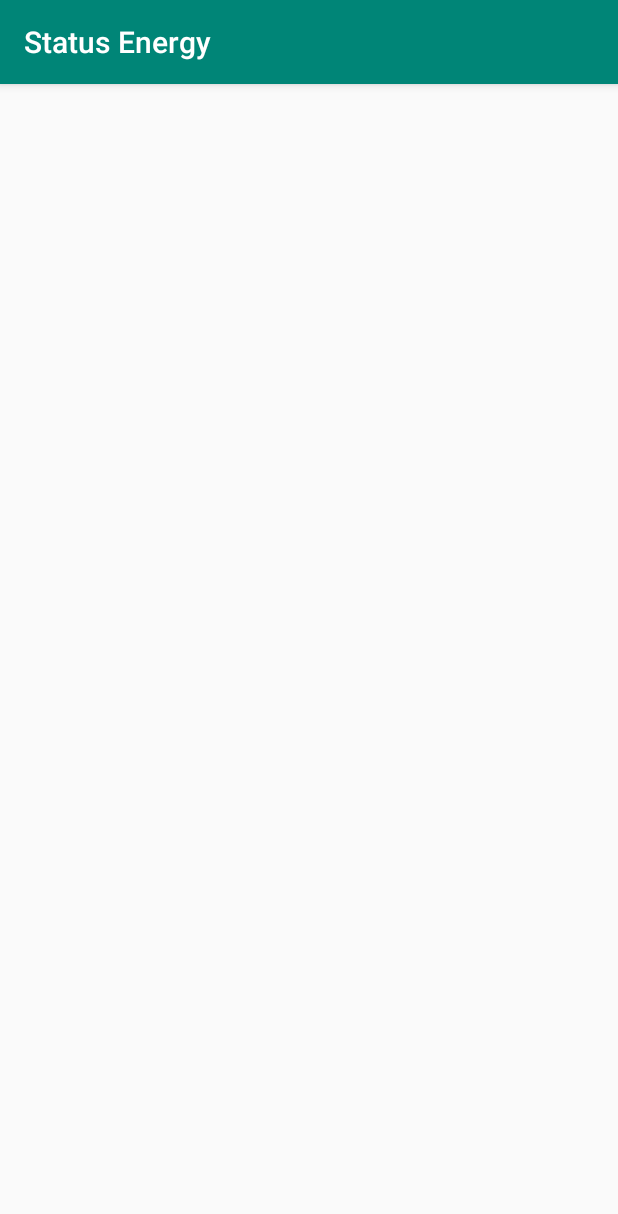
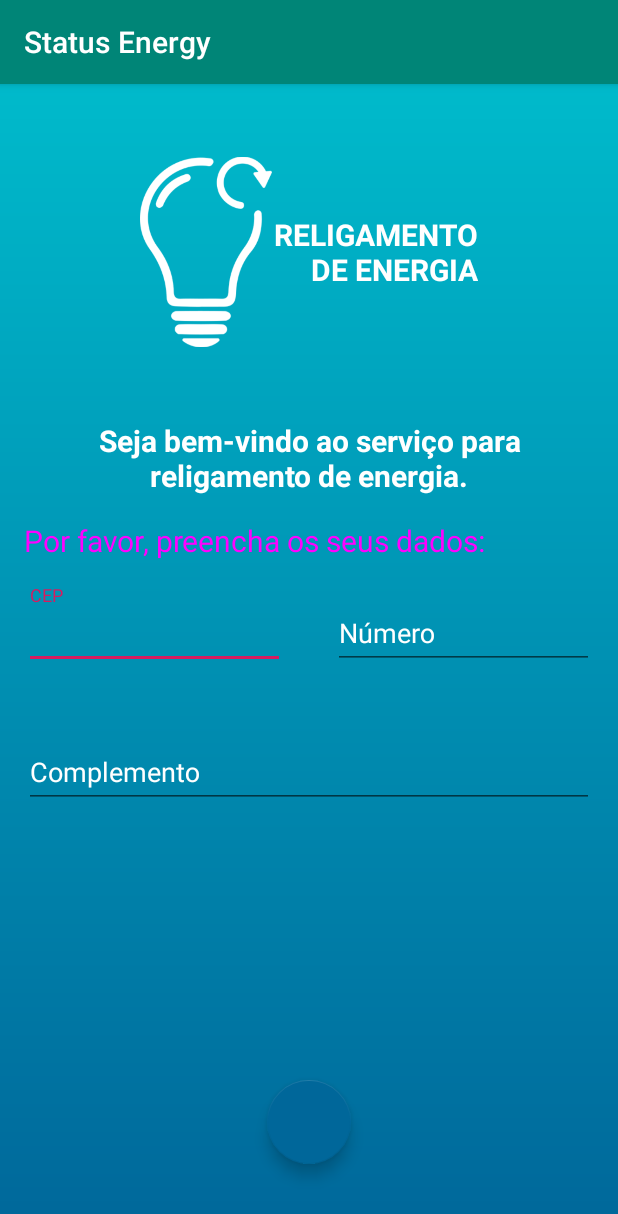
Before and after one commit to analuciacanto/Hackathon-Radix, an Android app: the ReligarActivity screen opened directly, with no data from a screen before it, on a phone screen of 412 x 824 dp. Shown: the top 1214 px of the screen. Run offline under Robolectric (Android 15) with nearby library versions, the phone set to English and light mode, and no system bars.

Commit message:
Melhorando a tela de religamento de energia.

```diff
--- a/StatusEnergy/app/build.gradle
+++ b/StatusEnergy/app/build.gradle
@@ -28,6 +28,7 @@ dependencies {
     implementation 'androidx.appcompat:appcompat:1.0.2'
     implementation 'androidx.core:core-ktx:1.0.2'
     implementation 'androidx.constraintlayout:constraintlayout:1.1.3'
+    implementation 'com.google.android.material:material:1.1.0-alpha07'
     testImplementation 'junit:junit:4.12'
     androidTestImplementation 'androidx.test:runner:1.2.0'
     androidTestImplementation 'androidx.test.espresso:espresso-core:3.2.0'
--- a/StatusEnergy/app/src/main/AndroidManifest.xml
+++ b/StatusEnergy/app/src/main/AndroidManifest.xml
@@ -9,7 +9,8 @@
         android:roundIcon="@mipmap/ic_launcher_round"
         android:supportsRtl="true"
         android:theme="@style/AppTheme">
-        <activity android:name=".TrocarActivity"></activity>
+        <activity android:name=".ResultadoPendenciaActivity"></activity>
+        <activity android:name=".TrocarActivity" />
         <activity android:name=".NovaActivity" />
         <activity android:name=".ReligarActivity" />
         <activity android:name=".MainActivity">
--- a/StatusEnergy/app/src/main/java/com/abs/statusenergy/MainActivity.kt
+++ b/StatusEnergy/app/src/main/java/com/abs/statusenergy/MainActivity.kt
@@ -16,11 +16,11 @@ class MainActivity : AppCompatActivity() {
         }
 
         cvNova.setOnClickListener {
-            startActivity(Intent(this, NovaActivity::class.java))
+            //startActivity(Intent(this, NovaActivity::class.java))
         }
 
         cvTrocar.setOnClickListener {
-            startActivity(Intent(this, TrocarActivity::class.java))
+            //startActivity(Intent(this, TrocarActivity::class.java))
         }
     }
 }
--- a/StatusEnergy/app/src/main/java/com/abs/statusenergy/ReligarActivity.kt
+++ b/StatusEnergy/app/src/main/java/com/abs/statusenergy/ReligarActivity.kt
@@ -1,12 +1,20 @@
 package com.abs.statusenergy
 
+import android.content.Intent
+import android.os.Bundle
 import androidx.appcompat.app.AppCompatActivity
-import android.os.Bundle
+import kotlinx.android.synthetic.main.activity_religar.*
 
 class ReligarActivity : AppCompatActivity() {
 
     override fun onCreate(savedInstanceState: Bundle?) {
         super.onCreate(savedInstanceState)
         setContentView(R.layout.activity_religar)
+
+        btNext.setOnClickListener {
+            if (tietNumber.text.toString().toInt() > 10) {
+                startActivity(Intent(this, ResultadoPendenciaActivity::class.java))
+            }
+        }
     }
 }
--- /dev/null
+++ b/StatusEnergy/app/src/main/java/com/abs/statusenergy/ResultadoPendenciaActivity.kt
@@ -0,0 +1,25 @@
+package com.abs.statusenergy
+
+import android.os.Bundle
+import android.view.MenuItem
+import androidx.appcompat.app.AppCompatActivity
+
+class ResultadoPendenciaActivity : AppCompatActivity() {
+
+    override fun onCreate(savedInstanceState: Bundle?) {
+        super.onCreate(savedInstanceState)
+        setContentView(R.layout.activity_resultado_pendencia)
+
+        supportActionBar?.setDisplayHomeAsUpEnabled(true)
+    }
+
+    override fun onOptionsItemSelected(item: MenuItem?): Boolean {
+        when (item?.itemId) {
+            android.R.id.home -> {
+                onBackPressed()
+                return true
+            }
+        }
+        return super.onOptionsItemSelected(item)
+    }
+}
--- /dev/null
+++ b/StatusEnergy/app/src/main/res/drawable/gradient.xml
@@ -0,0 +1,7 @@
+<shape xmlns:android="http://schemas.android.com/apk/res/android"
+    android:shape="rectangle">
+    <gradient
+        android:angle="90"
+        android:endColor="#00BACB"
+        android:startColor="#00679A" />
+</shape>
--- a/StatusEnergy/app/src/main/res/layout/activity_main.xml
+++ b/StatusEnergy/app/src/main/res/layout/activity_main.xml
@@ -2,6 +2,7 @@
 <androidx.constraintlayout.widget.ConstraintLayout xmlns:android="http://schemas.android.com/apk/res/android"
     xmlns:app="http://schemas.android.com/apk/res-auto"
     android:layout_width="match_parent"
+    android:background="@drawable/gradient"
     android:layout_height="match_parent">
 
     <androidx.cardview.widget.CardView
--- a/StatusEnergy/app/src/main/res/layout/activity_religar.xml
+++ b/StatusEnergy/app/src/main/res/layout/activity_religar.xml
@@ -1,9 +1,128 @@
 <?xml version="1.0" encoding="utf-8"?>
 <androidx.constraintlayout.widget.ConstraintLayout xmlns:android="http://schemas.android.com/apk/res/android"
     xmlns:app="http://schemas.android.com/apk/res-auto"
-    xmlns:tools="http://schemas.android.com/tools"
     android:layout_width="match_parent"
     android:layout_height="match_parent"
-    tools:context=".ReligarActivity">
+    android:background="@drawable/gradient">
 
+    <ImageView
+        android:id="@+id/ivReligarIcon"
+        android:layout_width="wrap_content"
+        android:layout_height="128dp"
+        android:layout_marginTop="48dp"
+        android:adjustViewBounds="true"
+        android:src="@drawable/religar"
+        app:layout_constraintHorizontal_chainStyle="packed"
+        app:layout_constraintLeft_toLeftOf="parent"
+        app:layout_constraintRight_toLeftOf="@+id/tvTitle"
+        app:layout_constraintTop_toTopOf="parent" />
+
+    <TextView
+        android:id="@+id/tvTitle"
+        android:layout_width="wrap_content"
+        android:layout_height="wrap_content"
+        android:gravity="right"
+        android:text="Religamento\nde Energia"
+        android:textAllCaps="true"
+        android:textColor="@color/white"
+        android:textSize="20sp"
+        android:textStyle="bold"
+        app:layout_constraintBottom_toBottomOf="@+id/ivReligarIcon"
+        app:layout_constraintHorizontal_chainStyle="packed"
+        app:layout_constraintLeft_toRightOf="@+id/ivReligarIcon"
+        app:layout_constraintRight_toRightOf="parent"
+        app:layout_constraintTop_toTopOf="@+id/ivReligarIcon" />
+
+    <TextView
+        android:id="@+id/tvWelcome"
+        android:layout_width="match_parent"
+        android:layout_height="wrap_content"
+        android:layout_marginLeft="16dp"
+        android:layout_marginTop="48dp"
+        android:layout_marginRight="16dp"
+        android:text="Seja bem-vindo ao serviço para religamento de energia."
+        android:textAlignment="center"
+        android:textColor="@color/white"
+        android:textSize="20sp"
+        android:textStyle="bold"
+        app:layout_constraintLeft_toLeftOf="parent"
+        app:layout_constraintTop_toBottomOf="@+id/ivReligarIcon" />
+
+    <TextView
+        android:id="@+id/tvFill"
+        android:layout_width="match_parent"
+        android:layout_height="wrap_content"
+        android:layout_margin="16dp"
+        android:text="Por favor, preencha os seus dados:"
+        android:textColor="@color/blue_three"
+        android:textSize="20sp"
+        app:layout_constraintLeft_toLeftOf="parent"
+        app:layout_constraintTop_toBottomOf="@+id/tvWelcome" />
+
+    <com.google.android.material.textfield.TextInputLayout
+        android:id="@+id/tilCep"
+        android:layout_width="0dp"
+        android:layout_height="wrap_content"
+        android:layout_margin="16dp"
+        android:textColorHint="@color/white"
+        app:counterMaxLength="8"
+        app:errorEnabled="true"
+        app:layout_constraintLeft_toLeftOf="parent"
+        app:layout_constraintRight_toLeftOf="@+id/tilNumber"
+        app:layout_constraintTop_toBottomOf="@+id/tvFill">
+
+        <com.google.android.material.textfield.TextInputEditText
+            android:id="@+id/tietCep"
+            android:layout_width="match_parent"
+            android:layout_height="wrap_content"
+            android:hint="CEP"
+            android:inputType="number" />
+    </com.google.android.material.textfield.TextInputLayout>
+
+    <com.google.android.material.textfield.TextInputLayout
+        android:id="@+id/tilNumber"
+        android:layout_width="0dp"
+        android:layout_height="wrap_content"
+        android:layout_margin="16dp"
+        android:textColorHint="@color/white"
+        app:counterMaxLength="8"
+        app:errorEnabled="true"
+        app:layout_constraintLeft_toRightOf="@+id/tilCep"
+        app:layout_constraintRight_toRightOf="parent"
+        app:layout_constraintTop_toBottomOf="@+id/tvFill">
+
+        <com.google.android.material.textfield.TextInputEditText
+            android:id="@+id/tietNumber"
+            android:layout_width="match_parent"
+            android:layout_height="wrap_content"
+            android:hint="Número"
+            android:inputType="number" />
+    </com.google.android.material.textfield.TextInputLayout>
+
+    <com.google.android.material.textfield.TextInputLayout
+        android:id="@+id/tilComplemento"
+        android:layout_width="match_parent"
+        android:layout_height="wrap_content"
+        android:layout_margin="16dp"
+        android:textColorHint="@color/white"
+        app:counterMaxLength="8"
+        app:errorEnabled="true"
+        app:layout_constraintLeft_toLeftOf="parent"
+        app:layout_constraintTop_toBottomOf="@+id/tilCep">
+
+        <com.google.android.material.textfield.TextInputEditText
+            android:layout_width="match_parent"
+            android:layout_height="wrap_content"
+            android:hint="Complemento" />
+    </com.google.android.material.textfield.TextInputLayout>
+
+    <com.google.android.material.floatingactionbutton.FloatingActionButton
+        android:id="@+id/btNext"
+        android:layout_width="wrap_content"
+        android:layout_height="wrap_content"
+        android:layout_marginBottom="48dp"
+        app:backgroundTint="@color/blue_two"
+        app:layout_constraintBottom_toBottomOf="parent"
+        app:layout_constraintLeft_toLeftOf="parent"
+        app:layout_constraintRight_toRightOf="parent" />
 </androidx.constraintlayout.widget.ConstraintLayout>
--- /dev/null
+++ b/StatusEnergy/app/src/main/res/layout/activity_resultado_pendencia.xml
@@ -0,0 +1,21 @@
+<?xml version="1.0" encoding="utf-8"?>
+<androidx.constraintlayout.widget.ConstraintLayout xmlns:android="http://schemas.android.com/apk/res/android"
+    xmlns:app="http://schemas.android.com/apk/res-auto"
+    xmlns:tools="http://schemas.android.com/tools"
+    android:layout_width="match_parent"
+    android:layout_height="match_parent"
+    tools:context=".ResultadoPendenciaActivity">
+
+    <TextView
+        android:layout_width="match_parent"
+        android:layout_height="wrap_content"
+        android:layout_margin="16dp"
+        android:text="Existem débitos para esta conta, caso já tenha sido pago espere o tempo de processamento bancário."
+        android:textAlignment="center"
+        android:textSize="24sp"
+        app:layout_constraintBottom_toBottomOf="parent"
+        app:layout_constraintLeft_toLeftOf="parent"
+        app:layout_constraintRight_toRightOf="parent"
+        app:layout_constraintTop_toTopOf="parent" />
+
+</androidx.constraintlayout.widget.ConstraintLayout>
--- a/StatusEnergy/app/src/main/res/values/colors.xml
+++ b/StatusEnergy/app/src/main/res/values/colors.xml
@@ -3,4 +3,12 @@
     <color name="colorPrimary">#008577</color>
     <color name="colorPrimaryDark">#00574B</color>
     <color name="colorAccent">#D81B60</color>
+
+    <color name="black">#000000</color>
+    <color name="white">#FFFFFF</color>
+
+    <color name="blue_one">#00BACB</color>
+    <color name="blue_two">#00679A</color>
+    <color name="blue_three">#FF00FF</color>
+
 </resources>
```
